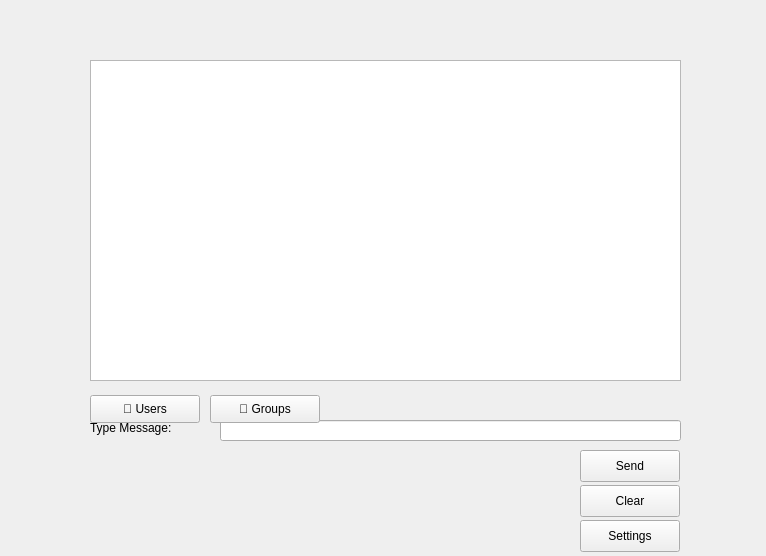
Old version of the form chat.ui in the repository hanaemadeldin-cell/CS2-lab-project-repository-.
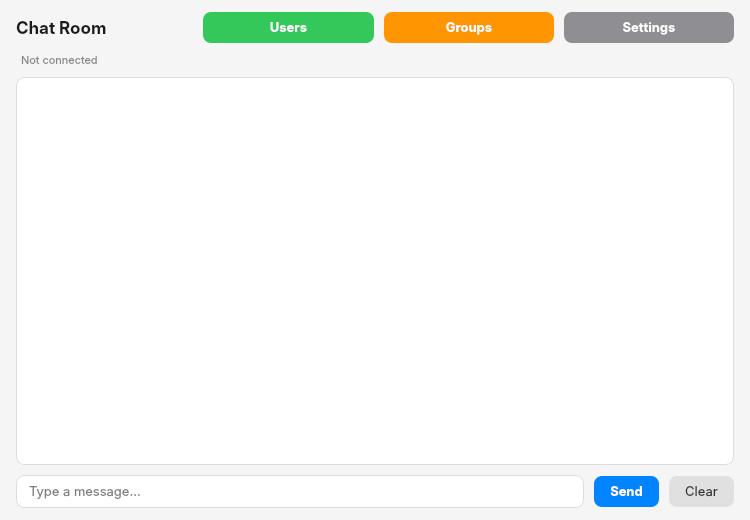
New version of the form.

Commit message: Add bonus features: SQLite database, private chat, group chat, online users screen

```diff
--- a/chat.ui
+++ b/chat.ui
@@ -3,51 +3,107 @@
  <class>Chat</class>
  <widget class="QWidget" name="Chat">
   <property name="geometry">
-   <rect><x>0</x><y>0</y><width>766</width><height>556</height></rect>
+   <rect><x>0</x><y>0</y><width>750</width><height>520</height></rect>
   </property>
   <property name="windowTitle"><string>Chat</string></property>
+  <property name="styleSheet">
+   <string>
+    QWidget { background-color: #f5f5f5; font-family: -apple-system; font-size: 13px; }
+    QTextEdit { background: white; border: 1px solid #ddd; border-radius: 8px; padding: 8px; }
+    QLineEdit { background: white; border: 1px solid #ddd; border-radius: 8px; padding: 6px 10px; }
+    QPushButton#SendpushButton { background-color: #0084ff; color: white; border: none; border-radius: 8px; padding: 7px 16px; font-weight: bold; }
+    QPushButton#SendpushButton:hover { background-color: #0073e6; }
+    QPushButton#ClearpushButton_2 { background-color: #e0e0e0; color: #333; border: none; border-radius: 8px; padding: 7px 16px; }
+    QPushButton#userspushButton { background-color: #34c759; color: white; border: none; border-radius: 8px; padding: 7px 16px; font-weight: bold; }
+    QPushButton#groupspushButton { background-color: #ff9500; color: white; border: none; border-radius: 8px; padding: 7px 16px; font-weight: bold; }
+    QPushButton#settingspushButton { background-color: #8e8e93; color: white; border: none; border-radius: 8px; padding: 7px 16px; font-weight: bold; }
+   </string>
+  </property>
+  <layout class="QVBoxLayout" name="mainLayout">
+   <property name="spacing"><number>10</number></property>
+   <property name="leftMargin"><number>16</number></property>
+   <property name="rightMargin"><number>16</number></property>
+   <property name="topMargin"><number>12</number></property>
+   <property name="bottomMargin"><number>12</number></property>
 
-  <!-- Chat history area -->
-  <widget class="QTextEdit" name="chattextEdit">
-   <property name="geometry"><rect><x>90</x><y>60</y><width>591</width><height>321</height></rect></property>
-   <property name="readOnly"><bool>true</bool></property>
-  </widget>
+   <!-- Header -->
+   <item>
+    <layout class="QHBoxLayout">
+     <item>
+      <widget class="QLabel" name="titleLabel">
+       <property name="text"><string>Chat Room</string></property>
+       <property name="styleSheet"><string>font-size: 17px; font-weight: bold; color: #1a1a1a;</string></property>
+      </widget>
+     </item>
+     <item>
+      <spacer><property name="orientation"><enum>Qt::Horizontal</enum></property></spacer>
+     </item>
+     <item>
+      <widget class="QPushButton" name="userspushButton">
+       <property name="text"><string>Users</string></property>
+       <property name="minimumWidth"><number>100</number></property>
+       <property name="fixedHeight"><number>34</number></property>
+      </widget>
+     </item>
+     <item>
+      <widget class="QPushButton" name="groupspushButton">
+       <property name="text"><string>Groups</string></property>
+       <property name="minimumWidth"><number>100</number></property>
+       <property name="fixedHeight"><number>34</number></property>
+      </widget>
+     </item>
+     <item>
+      <widget class="QPushButton" name="settingspushButton">
+       <property name="text"><string>Settings</string></property>
+       <property name="minimumWidth"><number>100</number></property>
+       <property name="fixedHeight"><number>34</number></property>
+      </widget>
+     </item>
+    </layout>
+   </item>
 
-  <!-- Message input -->
-  <widget class="QLabel" name="label">
-   <property name="geometry"><rect><x>90</x><y>420</y><width>131</width><height>16</height></rect></property>
-   <property name="text"><string>Type Message:</string></property>
-  </widget>
-  <widget class="QLineEdit" name="messagelineEdit">
-   <property name="geometry"><rect><x>220</x><y>420</y><width>461</width><height>21</height></rect></property>
-  </widget>
+   <!-- Status -->
+   <item>
+    <widget class="QLabel" name="statusLabel">
+     <property name="text"><string>Not connected</string></property>
+     <property name="styleSheet"><string>color: #888; font-size: 11px; padding: 0px 2px;</string></property>
+    </widget>
+   </item>
 
-  <!-- Right-side buttons (original + bonus) -->
-  <widget class="QPushButton" name="SendpushButton">
-   <property name="geometry"><rect><x>580</x><y>450</y><width>100</width><height>32</height></rect></property>
-   <property name="text"><string>Send</string></property>
-  </widget>
-  <widget class="QPushButton" name="ClearpushButton_2">
-   <property name="geometry"><rect><x>580</x><y>485</y><width>100</width><height>32</height></rect></property>
-   <property name="text"><string>Clear</string></property>
-  </widget>
-  <widget class="QPushButton" name="settingspushButton">
-   <property name="geometry"><rect><x>580</x><y>520</y><width>100</width><height>32</height></rect></property>
-   <property name="text"><string>Settings</string></property>
-  </widget>
+   <!-- Chat area -->
+   <item>
+    <widget class="QTextEdit" name="chattextEdit">
+     <property name="readOnly"><bool>true</bool></property>
+    </widget>
+   </item>
 
-  <!-- BONUS: Users & Groups buttons -->
-  <widget class="QPushButton" name="userspushButton">
-   <property name="geometry"><rect><x>90</x><y>395</y><width>110</width><height>28</height></rect></property>
-   <property name="text"><string>👥 Users</string></property>
-   <property name="toolTip"><string>See online users and start private chats</string></property>
-  </widget>
-  <widget class="QPushButton" name="groupspushButton">
-   <property name="geometry"><rect><x>210</x><y>395</y><width>110</width><height>28</height></rect></property>
-   <property name="text"><string>💬 Groups</string></property>
-   <property name="toolTip"><string>Create and join group chats</string></property>
-  </widget>
+   <!-- Input row -->
+   <item>
+    <layout class="QHBoxLayout">
+     <item>
+      <widget class="QLineEdit" name="messagelineEdit">
+       <property name="placeholderText"><string>Type a message...</string></property>
+       <property name="fixedHeight"><number>36</number></property>
+      </widget>
+     </item>
+     <item>
+      <widget class="QPushButton" name="SendpushButton">
+       <property name="text"><string>Send</string></property>
+       <property name="fixedWidth"><number>80</number></property>
+       <property name="fixedHeight"><number>36</number></property>
+      </widget>
+     </item>
+     <item>
+      <widget class="QPushButton" name="ClearpushButton_2">
+       <property name="text"><string>Clear</string></property>
+       <property name="fixedWidth"><number>70</number></property>
+       <property name="fixedHeight"><number>36</number></property>
+      </widget>
+     </item>
+    </layout>
+   </item>
 
+  </layout>
  </widget>
  <resources/>
  <connections/>
```
The commit also changes 5 other files.
